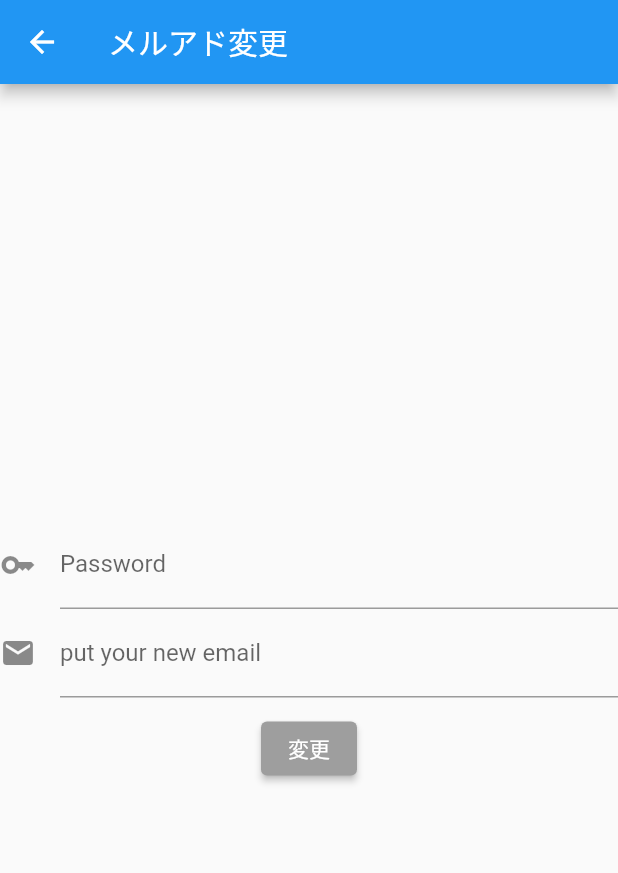
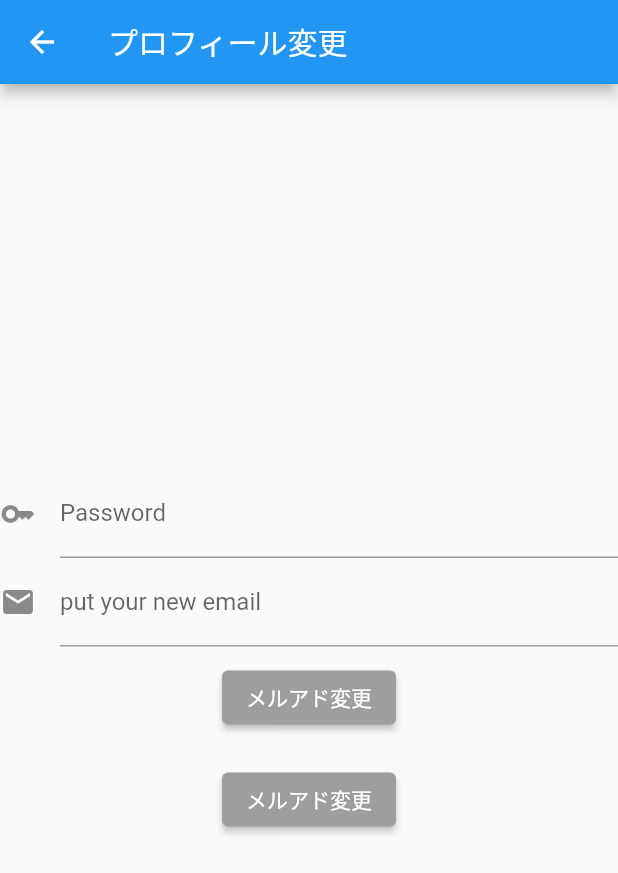
Before and after one commit to HinanoKawahori/chatApplication, a Flutter app: the ModifyProfilePage screen opened directly, on a phone screen of 412 x 824 dp. Shown: the top 873 px of the screen. Run offline on Flutter 3.47's test engine with Material 2 defaults, Android fonts, the phone set to English and light mode, and no system bars; our stand-ins replace cloud_firestore, firebase_auth, firebase_core; accounts and stored records are empty.

Commit message:
投稿途中

```diff
--- a/lib/modifyprofile_page.dart
+++ b/lib/modifyprofile_page.dart
@@ -28,8 +28,7 @@ class _ModifyProfilePageState extends State<ModifyProfilePage> {
       //SignInがうまく行った場合の処理
       if (mounted) {
         _updateEmail();
-        //TODO　質問　パスワードのみ消えないのは、
-        //パスワードはcontrollerが監視できる対象じゃないから？
+
         newEmailController.clear();
         passController.clear();
       }
@@ -44,10 +43,9 @@ class _ModifyProfilePageState extends State<ModifyProfilePage> {
 
   @override
   Widget build(BuildContext context) {
-    final passController = TextEditingController();
     return Scaffold(
       appBar: AppBar(
-        title: Text('メルアド変更'),
+        title: Text('プロフィール変更'),
       ),
       body: Form(
         key: _formKey,
@@ -87,7 +85,7 @@ class _ModifyProfilePageState extends State<ModifyProfilePage> {
                 },
               ),
 
-              /// サインイン
+              /// メルアド変更
               Container(
                 margin: const EdgeInsets.all(10),
                 child: ElevatedButton(
@@ -97,13 +95,33 @@ class _ModifyProfilePageState extends State<ModifyProfilePage> {
                     //validation
                     if (_formKey.currentState!.validate()) {
                       ScaffoldMessenger.of(context).showSnackBar(
-                        const SnackBar(content: Text('Processing Data')),
+                        const SnackBar(content: Text('新しいメルアドに変更しました。')),
                       );
                     }
                   },
                   style: ButtonStyle(
                       backgroundColor: MaterialStateProperty.all(Colors.grey)),
-                  child: const Text('変更'),
+                  child: const Text('メルアド変更'),
+                ),
+              ),
+
+              /// 名前変更
+              Container(
+                margin: const EdgeInsets.all(10),
+                child: ElevatedButton(
+                  onPressed: () {
+                    /// ログイン  String型にするの忘れない。
+                    login(email.toString(), passController.text);
+                    //validation
+                    if (_formKey.currentState!.validate()) {
+                      ScaffoldMessenger.of(context).showSnackBar(
+                        const SnackBar(content: Text('新しいメルアドに変更しました。')),
+                      );
+                    }
+                  },
+                  style: ButtonStyle(
+                      backgroundColor: MaterialStateProperty.all(Colors.grey)),
+                  child: const Text('メルアド変更'),
                 ),
               ),
             ],
```
Also changed, not shown: lib/chat/components/post_builder.dart (added, +98 -0 lines).
